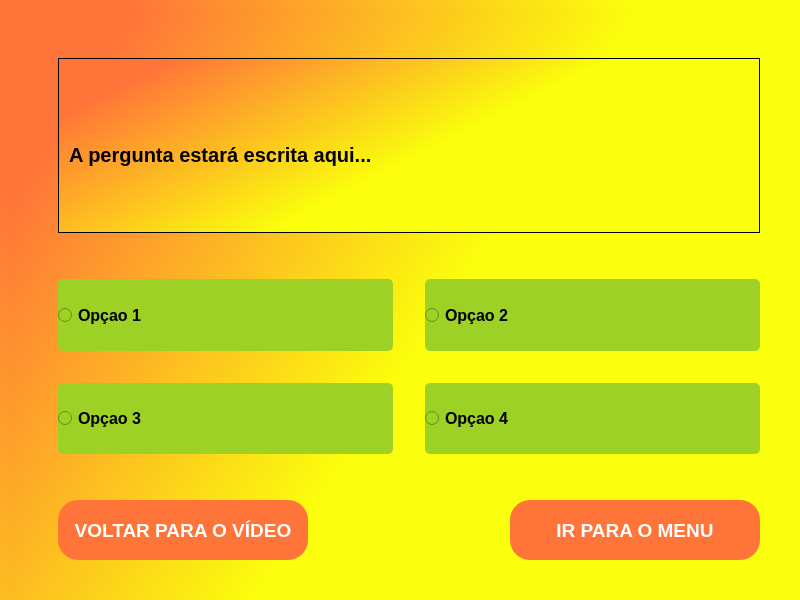
First picture: the form in 4.ReprodutorMenu/ReprodutorMenu/mainwindow.ui, repository IsadoraVanco/Gamellito, before the edit.
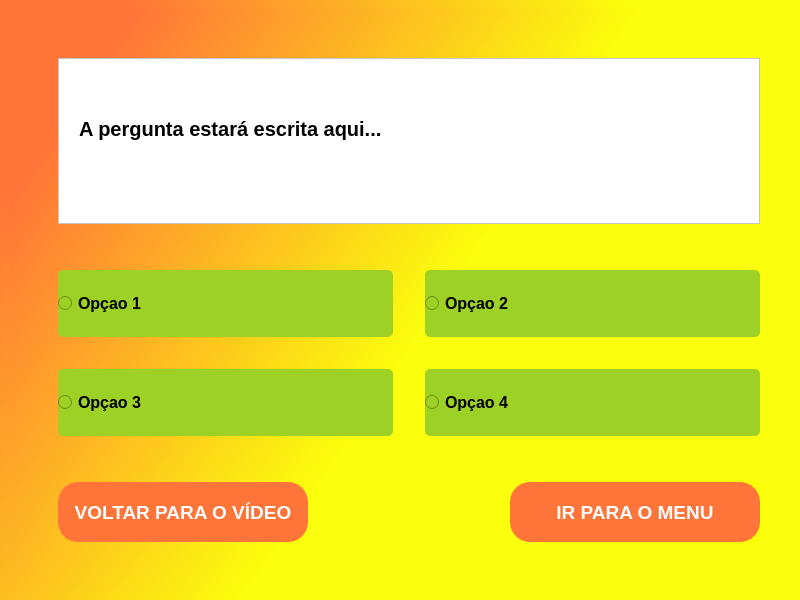
Second picture: the form after the edit. The open tabs and pages were chosen to show the change. Icons and pictures are not drawn.

```diff
--- a/4.ReprodutorMenu/ReprodutorMenu/mainwindow.ui
+++ b/4.ReprodutorMenu/ReprodutorMenu/mainwindow.ui
@@ -32,7 +32,7 @@
       <property name="minimumSize">
        <size>
         <width>800</width>
-        <height>600</height>
+        <height>500</height>
        </size>
       </property>
       <property name="currentIndex">
@@ -1531,6 +1531,9 @@
         </item>
         <item row="1" column="2" colspan="3">
          <widget class="QScrollArea" name="scrollArea_2">
+          <property name="styleSheet">
+           <string notr="true">background-color: #fff;</string>
+          </property>
           <property name="widgetResizable">
            <bool>true</bool>
           </property>
@@ -1539,17 +1542,17 @@
             <rect>
              <x>0</x>
              <y>0</y>
-             <width>31</width>
-             <height>16</height>
+             <width>688</width>
+             <height>150</height>
             </rect>
            </property>
            <widget class="QLabel" name="label_pergunta">
             <property name="geometry">
              <rect>
-              <x>10</x>
-              <y>10</y>
-              <width>531</width>
-              <height>171</height>
+              <x>20</x>
+              <y>0</y>
+              <width>1101</width>
+              <height>141</height>
              </rect>
             </property>
             <property name="sizePolicy">
@@ -1565,11 +1568,38 @@
               <bold>true</bold>
              </font>
             </property>
+            <property name="layoutDirection">
+             <enum>Qt::LeftToRight</enum>
+            </property>
+            <property name="autoFillBackground">
+             <bool>false</bool>
+            </property>
             <property name="styleSheet">
              <string notr="true">background-color: none;</string>
             </property>
+            <property name="frameShape">
+             <enum>QFrame::NoFrame</enum>
+            </property>
             <property name="text">
-             <string>A pergunta estará escrita aqui...</string>
+             <string>A pergunta estará escrita aqui... </string>
+            </property>
+            <property name="textFormat">
+             <enum>Qt::RichText</enum>
+            </property>
+            <property name="scaledContents">
+             <bool>true</bool>
+            </property>
+            <property name="alignment">
+             <set>Qt::AlignJustify|Qt::AlignVCenter</set>
+            </property>
+            <property name="wordWrap">
+             <bool>true</bool>
+            </property>
+            <property name="margin">
+             <number>10</number>
+            </property>
+            <property name="indent">
+             <number>2</number>
             </property>
            </widget>
           </widget>
```
Left out of the diff: 290 changed lines with no effect on the pictures.
